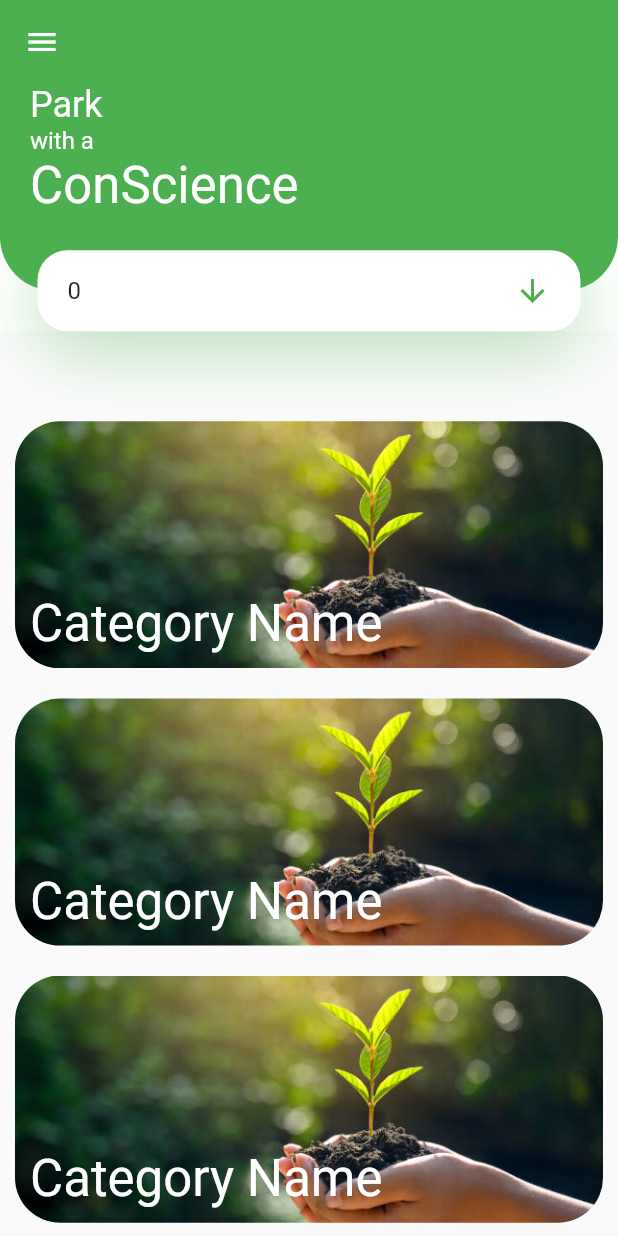
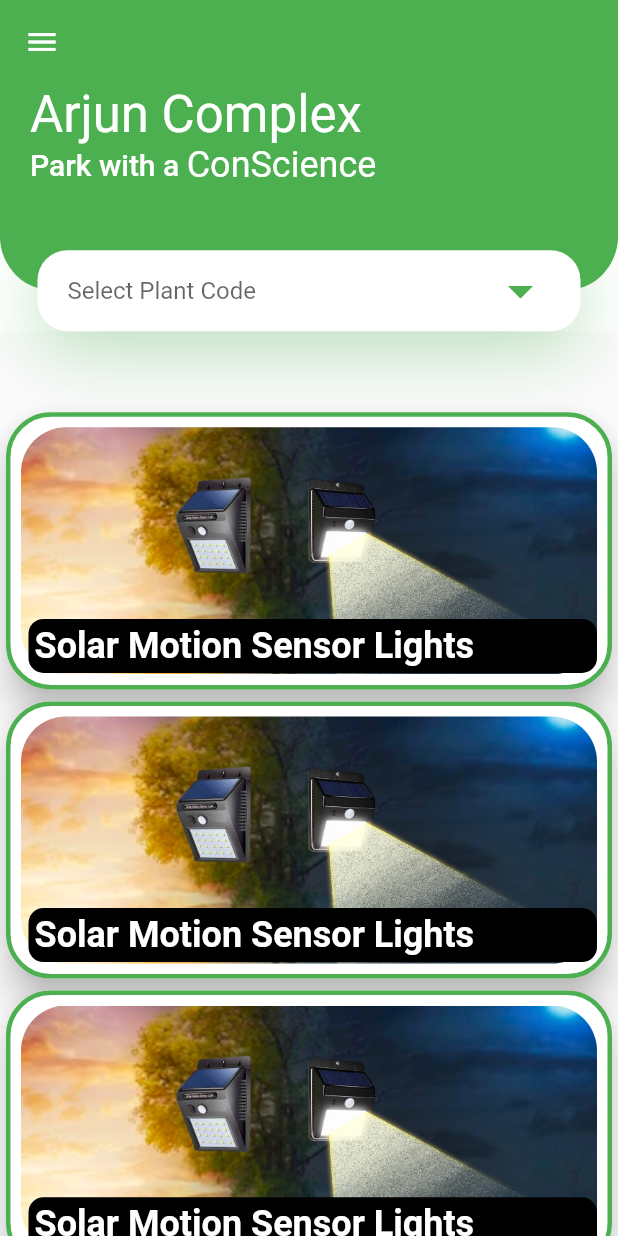
Before and after one commit to NICKurukshetra/park-with-a-conscience, a Flutter app: the HomeScreen screen opened directly, on a phone screen of 412 x 824 dp. Run offline on Flutter 3.47's test engine with Material 2 defaults, Android fonts, the phone set to English and light mode, and no system bars; our stand-ins replace shimmer.

Commit message:
Home Screen list customized

```diff
--- a/assets/json/plantInfo.json
+++ b/assets/json/plantInfo.json
@@ -44,7 +44,7 @@
 	{
 	  "Code (3 Numeric Digits):": "003",
 	  "Plant Name:": "Areca Palm",
-	  "Sun Exposure:": "Part Sun",
+	  "Sun Exposure:": "Partial Sun",
 	  "Water Needs": "Low",
 	  "Propagation:": "Seeds;Division (separating a plant through the roots, then replanting the newly separated plants)",
 	  "Season:": "Summer",
--- /dev/null
+++ b/lib/data/homeScreenCategories.dart
@@ -0,0 +1,31 @@
+import 'package:park_with_conscience/model/home_screen_categories.dart';
+import 'package:park_with_conscience/screens/freeNurseryScreen.dart';
+
+List<Details> categories = [
+  Details(
+    name: "Solar Motion Sensor Lights",
+    imageAddress: "assets/images/day:night SolarLights.png",
+    screenName: NurseryScreen()
+    ),
+  Details(
+    name: "Solar Motion Sensor Lights",
+    imageAddress: "assets/images/day:night SolarLights.png",
+    screenName: NurseryScreen()
+    ),
+  Details(
+    name: "Solar Motion Sensor Lights",
+    imageAddress: "assets/images/day:night SolarLights.png",
+    screenName: NurseryScreen()
+    ),
+  Details(
+    name: "Solar Motion Sensor Lights",
+    imageAddress: "assets/images/day:night SolarLights.png",
+    screenName: NurseryScreen()
+    ),
+  Details(
+    name: "Solar Motion Sensor Lights",
+    imageAddress: "assets/images/day:night SolarLights.png",
+    screenName: NurseryScreen()
+    ),
+
+];
--- a/lib/main.dart
+++ b/lib/main.dart
@@ -1,4 +1,5 @@
 import 'package:flutter/material.dart';
+import 'package:flutter/services.dart';
 import 'package:park_with_conscience/screens/freeNurseryScreen.dart';
 import 'screens/homeScreen.dart';
 
@@ -15,12 +16,12 @@ class pwcApp extends StatelessWidget {
   Widget build(BuildContext context) {
     return MaterialApp(
       home: HomeScreen(),
-      initialRoute: "/nurseryScreen",
-      routes: {
-        // "/" : (context) => HomeScreen(),
-        "/homeScreen" :(context) => HomeScreen(),
-        "/nurseryScreen" :((context) => NurseryScreen())
-      },
+      // initialRoute: "/homeScreen",
+      // routes: {
+      //   // "/" : (context) => HomeScreen(),
+      //   "/homeScreen" :(context) => HomeScreen(),
+      //   "/nurseryScreen" :((context) => NurseryScreen())
+      // },
     );
   }
 }
--- /dev/null
+++ b/lib/model/home_screen_categories.dart
@@ -0,0 +1,11 @@
+class Details {
+  final String name;
+  final String imageAddress;
+  final screenName;
+
+  const Details({
+    required this.name,
+    required this.imageAddress,
+    required this.screenName
+  });
+}
--- a/lib/screens/homeScreen.dart
+++ b/lib/screens/homeScreen.dart
@@ -1,4 +1,6 @@
 import 'package:flutter/material.dart';
+import 'package:park_with_conscience/data/homeScreenCategories.dart';
+import 'package:park_with_conscience/model/home_screen_categories.dart';
 import 'package:park_with_conscience/screens/plantScreen.dart';
 
 
@@ -8,7 +10,9 @@ class HomeScreen extends StatelessWidget {
   @override
   Widget build(BuildContext context) {
     Size size = MediaQuery.of(context).size;
-    return Scaffold(
+    return SafeArea(
+      bottom: false,
+      child: Scaffold(
         appBar: AppBar(
         elevation: 0.0,
         backgroundColor: Colors.green,
@@ -24,11 +28,12 @@ class HomeScreen extends StatelessWidget {
           ],
         ),
       )
+      ),
     );
   }
 }
 
-class CategoriesList extends StatelessWidget {
+class CategoriesList extends StatefulWidget {
   const CategoriesList({
     Key? key,
     required this.size,
@@ -37,16 +42,42 @@ class CategoriesList extends StatelessWidget {
   final Size size;
 
   @override
+  State<CategoriesList> createState() => _CategoriesListState();
+}
+
+class _CategoriesListState extends State<CategoriesList> {
+  List<Details> allCategories = [];
+
+  @override
+  void initState() {
+    // TODO: implement initState
+    super.initState();
+    loadData();
+  }
+
+  Future loadData() async{
+    allCategories = List.of(categories);
+  }
+
+
+  @override
   Widget build(BuildContext context) {
     return ListView.builder(
-      itemCount: 4,
+      itemCount: allCategories.length,
       shrinkWrap: true,
       physics: NeverScrollableScrollPhysics(),
       itemBuilder: (context, index) {
-        return Container(
+        return InkWell(
+          onTap: () {
+            Navigator.of(context).push(MaterialPageRoute(builder: (context) => allCategories[index].screenName));
+          },
+          child: Card(
+            elevation: 10,
+            shape: RoundedRectangleBorder(borderRadius: BorderRadius.circular(30), side: BorderSide(color: Colors.green, width: 3) ),
+            child: Container(
               margin: EdgeInsets.all(10),
-          height: size.height * 0.2,
-          width: size.width,
+              height: widget.size.height * 0.2,
+              width: widget.size.width,
               // color: Colors.red,
               child: Stack(
                 children: [
@@ -54,20 +85,29 @@ class CategoriesList extends StatelessWidget {
                     child: ClipRRect(
                       borderRadius: BorderRadius.circular(30),
                       child: Image.asset(
-                    "assets/images/istockphoto-1181366400-612x612.jpeg",
+                        allCategories[index].imageAddress,
                         fit: BoxFit.cover,
                       ),
                     ),
                   ),
                   Positioned(
-                bottom: 10,
-                left: 10,
+                    bottom: 1,
+                    left: 5,
                     right: 0,
+                    child: Container(
+                      padding: EdgeInsets.all(4),
+                      decoration: BoxDecoration(
+                        borderRadius: BorderRadius.all(Radius.circular(10)),
+                        color: Colors.black
+                      ),
                       child: Text(
-                  "Category Name",
-                  style: Theme.of(context).textTheme.headline4!.copyWith(color: Colors.white),
+                        allCategories[index].name,
+                        style: Theme.of(context).textTheme.headline5!.copyWith(color: Colors.white, fontWeight: FontWeight.bold),
+                      ),
                     ))
                 ]),
+            ),
+          ),
         );
       },);
   }
@@ -106,17 +146,22 @@ class HeaderWithDropDown extends StatelessWidget {
             crossAxisAlignment: CrossAxisAlignment.start,
             children: [
               Text(
-                "Park",
-                style: Theme.of(context).textTheme.headline5!.copyWith(color: Colors.white)
+                "Arjun Complex",
+                style: Theme.of(context).textTheme.headline4!.copyWith(color: Colors.white)
               ),
+              Row(
+                children: [
                   Text(
-                "with a ",
-                style: Theme.of(context).textTheme.subtitle1!.copyWith(color: Colors.white),
+                "Park with a ",
+                style: Theme.of(context).textTheme.headline6!.copyWith(color: Colors.white),
               ),
               Text(
                 "ConScience",
-                style: Theme.of(context).textTheme.headline4!.copyWith(color: Colors.white)
+                style: Theme.of(context).textTheme.headline5!.copyWith(color: Colors.white)
               ),
+                ],
+              )
+
             ],
           ),
           // Spacer(),
@@ -172,30 +217,31 @@ class DropDownWidget extends StatefulWidget {
 }
 
 class _DropDownWidgetState extends State<DropDownWidget> {
-  int plantCode = 0;
+  String plantCode = "";
 
   @override
   Widget build(BuildContext context) {
     int totalPlants = 28;
-    List<int> totalPlantsList = List<int>.generate(totalPlants, (i) => i , growable: true);
+    List<String> totalPlantsList = List<String>.generate(totalPlants, (i) => i.toString().padLeft(3,'0') , growable: true);
     return DropdownButtonHideUnderline(
-      child: DropdownButton<int>(
+      child: DropdownButton<String>(
         borderRadius: const BorderRadius.all(Radius.circular(20)),
         elevation: 10,
-        value: plantCode,
+        hint: Text("Select Plant Code"),
+        // value: plantCode,
         isExpanded: true,
         // iconDisabledColor: Colors.green,
-        icon: const Icon(Icons.arrow_downward, color: Colors.green,),
-        items: totalPlantsList.map<DropdownMenuItem<int>>((int value) {
-          return DropdownMenuItem<int>(
+        icon: const Icon(Icons.arrow_drop_down, color: Colors.green, size: 40,),
+        items: totalPlantsList.map<DropdownMenuItem<String>>((String value) {
+          return DropdownMenuItem<String>(
             value: value,
-            child: Text("$value"),
+            child: Text("$value", style: TextStyle(fontSize: 25),),
           );
         }).toList(),
-        onChanged: (int? newValue) {
+        onChanged: (String? newValue) {
           setState(() {
             plantCode = newValue!;
-            Navigator.of(context).push(MaterialPageRoute(builder: (context) => PlantScreen(plantCode: plantCode,)),
+            Navigator.of(context).push(MaterialPageRoute(builder: (context) => PlantScreen(plantCode: int.parse(plantCode),)),
             );
           });
         }
```
Also changed, not shown: assets/images/day:night SolarLights.png (added). Lines whose indentation alone changed are shown as unchanged.
